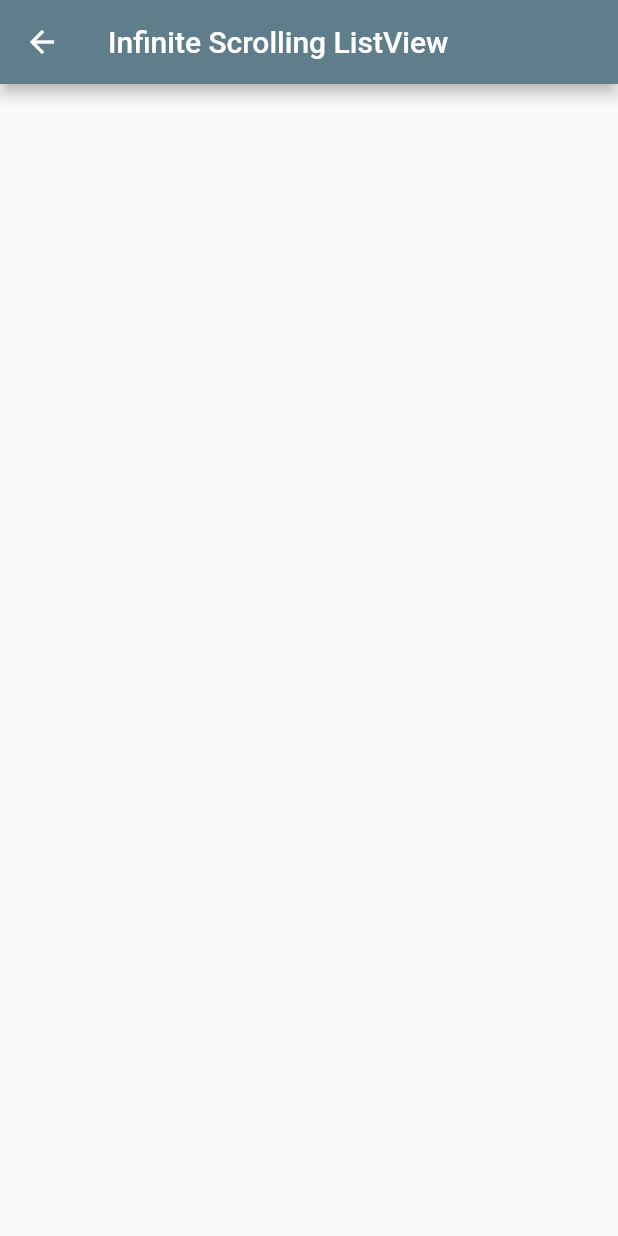
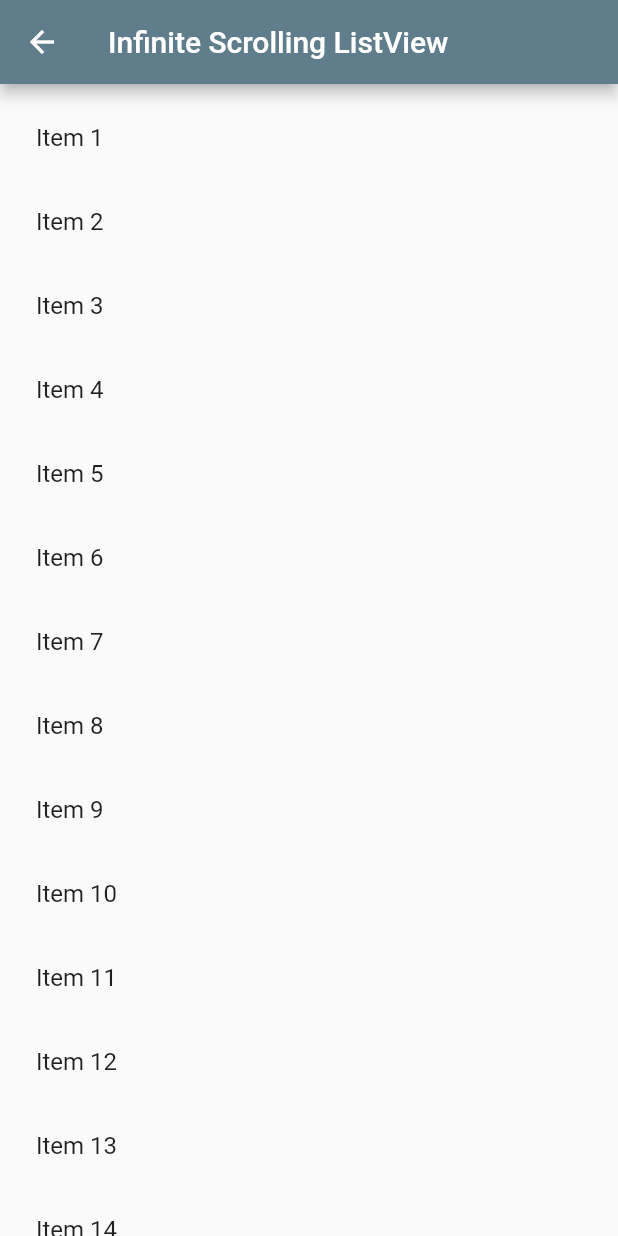
Before and after one commit to gulsenkeskin/top_listview_widgets, a Flutter app: the InfiniteScrollingListViewPage screen opened directly, on a phone screen of 412 x 824 dp. Run offline on Flutter 3.47's test engine with Material 2 defaults, Android fonts, the phone set to English and light mode, and no system bars.

Commit message:
Update infinite_scrolling_listview.dart
kaydırma çubuğuna circular progres indicator eklendi

```diff
--- a/lib/src/pages/infinite_scrolling_listview.dart
+++ b/lib/src/pages/infinite_scrolling_listview.dart
@@ -1,15 +1,38 @@
 import 'package:flutter/material.dart';
 
-class InfiniteScrollingListViewPage extends StatelessWidget {
-  const InfiniteScrollingListViewPage({Key? key, required this.title}) : super(key: key);
+class InfiniteScrollingListViewPage extends StatefulWidget {
+  const InfiniteScrollingListViewPage({Key? key, required this.title})
+      : super(key: key);
   final String title;
+
+  @override
+  State<InfiniteScrollingListViewPage> createState() =>
+      _InfiniteScrollingListViewPageState();
+}
+
+class _InfiniteScrollingListViewPageState
+    extends State<InfiniteScrollingListViewPage> {
+  List<String> items = List.generate(15, (index) => 'Item ${index + 1}');
 
   @override
   Widget build(BuildContext context) {
     return Scaffold(
-      appBar:AppBar(title: Text(title),
-
+      appBar: AppBar(
+        title: Text(widget.title),
       ),
+      body: ListView.builder(
+          padding:const EdgeInsets.all(8),
+          itemCount: items.length + 1,
+          itemBuilder: (context, index) {
+            if (index < items.length) {
+              final item = items[index];
+              return ListTile(
+                title: Text(item),
+              );
+            }else{
+              return const Padding(padding: EdgeInsets.symmetric(vertical: 32),child: Center(child: CircularProgressIndicator(),),);
+            }
+          }),
     );
   }
 }
```
